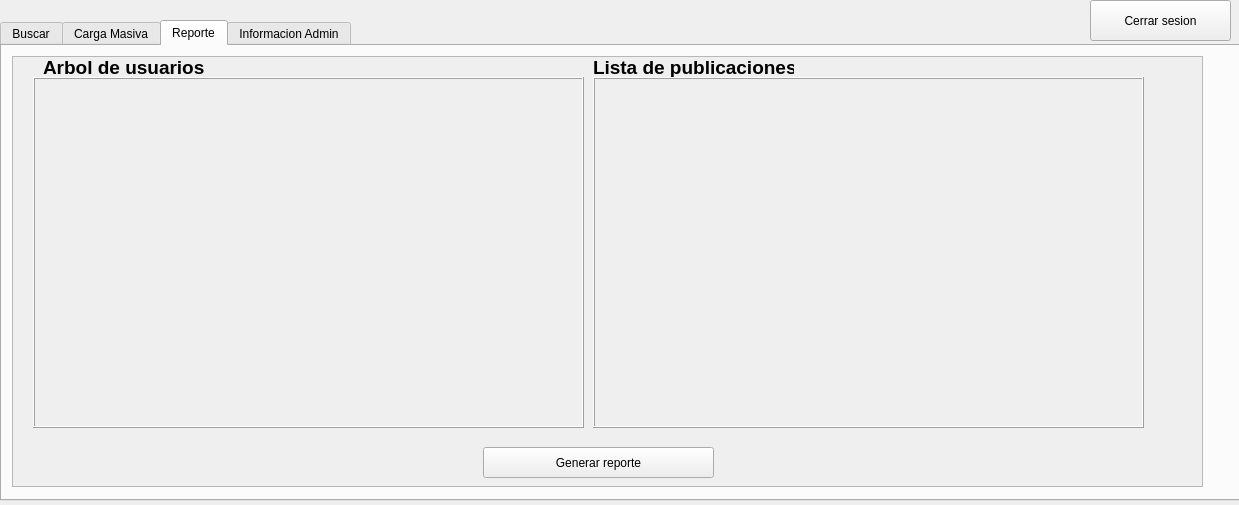
The window that Fase3/main/admin.ui (Kevin-alvarez1/PROYECTO_MULTIFASES_RED_SOCIAL) describes before a commit, drawn with Qt 5.
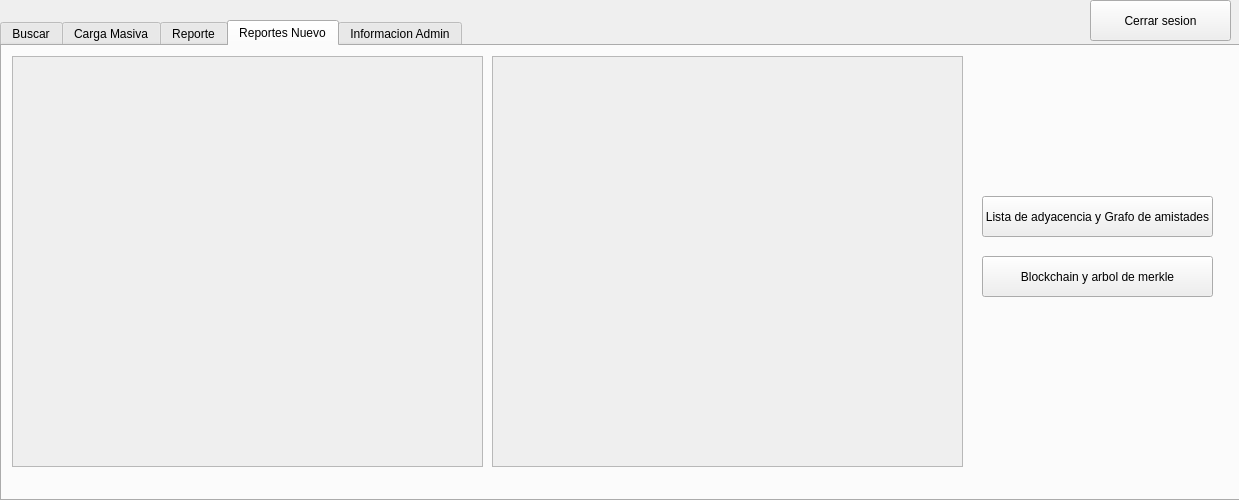
The same window after the commit.

Commit message: arreglo en la parte de graficar el grafo

```diff
--- a/Fase3/main/admin.ui
+++ b/Fase3/main/admin.ui
@@ -7,7 +7,7 @@
     <x>0</x>
     <y>0</y>
     <width>1239</width>
-    <height>505</height>
+    <height>500</height>
    </rect>
   </property>
   <property name="windowTitle">
@@ -23,7 +23,7 @@
     </rect>
    </property>
    <property name="currentIndex">
-    <number>2</number>
+    <number>3</number>
    </property>
    <widget class="QWidget" name="tab">
     <attribute name="title">
@@ -498,6 +498,147 @@
      </widget>
     </widget>
    </widget>
+   <widget class="QWidget" name="tab_4">
+    <attribute name="title">
+     <string>Reportes Nuevo</string>
+    </attribute>
+    <widget class="QFrame" name="frame_8">
+     <property name="geometry">
+      <rect>
+       <x>10</x>
+       <y>10</y>
+       <width>471</width>
+       <height>411</height>
+      </rect>
+     </property>
+     <property name="frameShape">
+      <enum>QFrame::Shape::Box</enum>
+     </property>
+     <property name="frameShadow">
+      <enum>QFrame::Shadow::Raised</enum>
+     </property>
+     <widget class="QScrollArea" name="scrollArea_3">
+      <property name="geometry">
+       <rect>
+        <x>0</x>
+        <y>0</y>
+        <width>471</width>
+        <height>411</height>
+       </rect>
+      </property>
+      <property name="widgetResizable">
+       <bool>true</bool>
+      </property>
+      <widget class="QWidget" name="scrollAreaWidgetContents_3">
+       <property name="geometry">
+        <rect>
+         <x>0</x>
+         <y>0</y>
+         <width>469</width>
+         <height>409</height>
+        </rect>
+       </property>
+       <widget class="QLabel" name="ListaAdyacencia_label">
+        <property name="geometry">
+         <rect>
+          <x>0</x>
+          <y>0</y>
+          <width>471</width>
+          <height>411</height>
+         </rect>
+        </property>
+        <property name="contextMenuPolicy">
+         <enum>Qt::ContextMenuPolicy::DefaultContextMenu</enum>
+        </property>
+        <property name="frameShape">
+         <enum>QFrame::Shape::NoFrame</enum>
+        </property>
+        <property name="text">
+         <string/>
+        </property>
+       </widget>
+      </widget>
+     </widget>
+    </widget>
+    <widget class="QFrame" name="frame_9">
+     <property name="geometry">
+      <rect>
+       <x>490</x>
+       <y>10</y>
+       <width>471</width>
+       <height>411</height>
+      </rect>
+     </property>
+     <property name="frameShape">
+      <enum>QFrame::Shape::Box</enum>
+     </property>
+     <property name="frameShadow">
+      <enum>QFrame::Shadow::Raised</enum>
+     </property>
+     <widget class="QScrollArea" name="scrollArea_4">
+      <property name="geometry">
+       <rect>
+        <x>0</x>
+        <y>0</y>
+        <width>471</width>
+        <height>411</height>
+       </rect>
+      </property>
+      <property name="widgetResizable">
+       <bool>true</bool>
+      </property>
+      <widget class="QWidget" name="scrollAreaWidgetContents_4">
+       <property name="geometry">
+        <rect>
+         <x>0</x>
+         <y>0</y>
+         <width>469</width>
+         <height>409</height>
+        </rect>
+       </property>
+       <widget class="QLabel" name="Grafo_amistades_label">
+        <property name="geometry">
+         <rect>
+          <x>0</x>
+          <y>0</y>
+          <width>471</width>
+          <height>411</height>
+         </rect>
+        </property>
+        <property name="text">
+         <string/>
+        </property>
+       </widget>
+      </widget>
+     </widget>
+    </widget>
+    <widget class="QPushButton" name="listaAdyacencia_y_grafo_boton">
+     <property name="geometry">
+      <rect>
+       <x>980</x>
+       <y>150</y>
+       <width>231</width>
+       <height>41</height>
+      </rect>
+     </property>
+     <property name="text">
+      <string>Lista de adyacencia y Grafo de amistades</string>
+     </property>
+    </widget>
+    <widget class="QPushButton" name="blockChain_y_arbolMerkle">
+     <property name="geometry">
+      <rect>
+       <x>980</x>
+       <y>210</y>
+       <width>231</width>
+       <height>41</height>
+      </rect>
+     </property>
+     <property name="text">
+      <string>Blockchain y arbol de merkle</string>
+     </property>
+    </widget>
+   </widget>
    <widget class="QWidget" name="tab_3">
     <attribute name="title">
      <string>Informacion Admin</string>
```
The commit also changes 353 other files.
